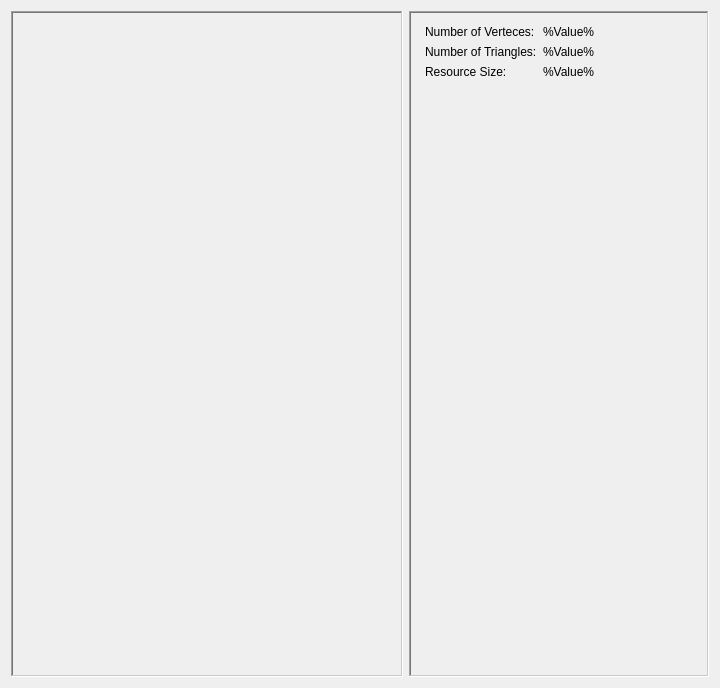
zombihello/lifeEngine, file Develompent/Source/Engine/WorldEd/Source/Windows/StaticMeshEditorWindow.ui: the form before one commit.
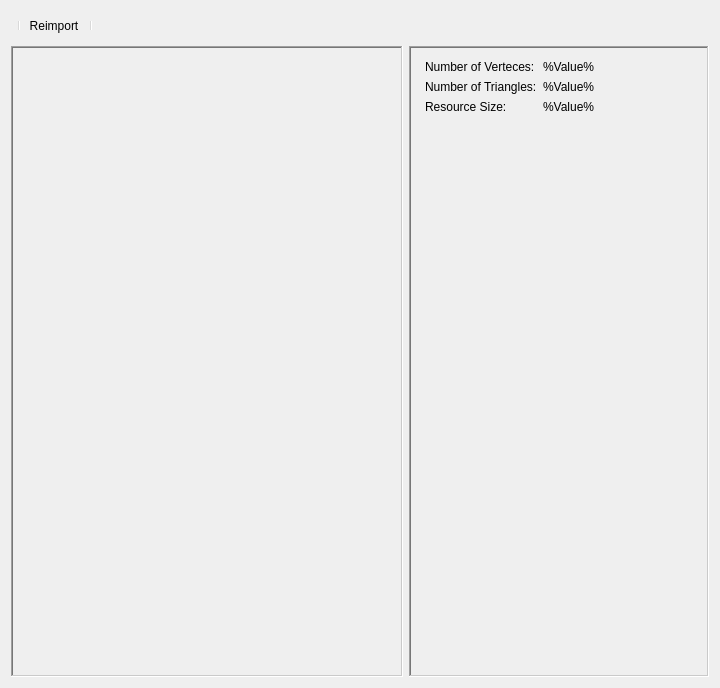
The form after the commit. Custom widgets are drawn as their Qt base class.

```diff
--- a/Develompent/Source/Engine/WorldEd/Source/Windows/StaticMeshEditorWindow.ui
+++ b/Develompent/Source/Engine/WorldEd/Source/Windows/StaticMeshEditorWindow.ui
@@ -13,6 +13,30 @@
   <property name="windowTitle">
    <string>Static Mesh Editor</string>
   </property>
+  <layout class="QVBoxLayout" name="verticalLayout_3">
+  <item>
+    <widget class="QToolBar" name="toolBar">
+     <property name="windowTitle">
+      <string>toolBar</string>
+     </property>
+     <property name="allowedAreas">
+      <set>Qt::AllToolBarAreas</set>
+     </property>
+     <property name="iconSize">
+      <size>
+       <width>19</width>
+       <height>19</height>
+      </size>
+     </property>
+     <property name="floatable">
+      <bool>true</bool>
+     </property>
+     <addaction name="separator"/>
+     <addaction name="actionReimport"/>
+     <addaction name="separator"/>
+    </widget>
+   </item>
+   <item>
   <layout class="QHBoxLayout" name="horizontalLayout">
    <item>
     <widget class="QFrame" name="viewportFrame">
@@ -177,6 +201,8 @@
      </layout>
     </widget>
    </item>
+  </layout>
+  </item>
   </layout>
   <action name="actionReimport">
    <property name="enabled">
```
